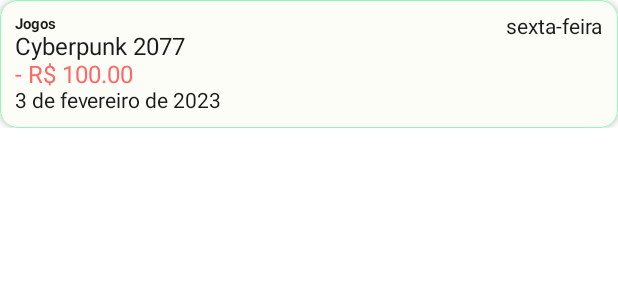
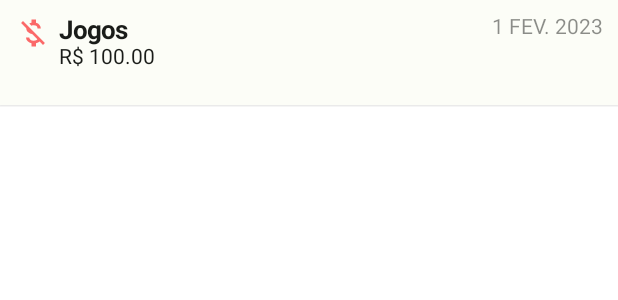
Before and after one commit to danpnx/percapita-app, an Android app built with Jetpack Compose: the @Preview function TransactionCardPreview, on a phone screen of 412 x 824 dp. Shown: the top 300 px of the screen. Run offline under Robolectric (Android 15) with nearby library versions, the phone set to English and light mode, and no system bars.

Commit message:
Adiciona tela de historico de transacoes, altera o card de transacao e adiciona utilitarios

```diff
--- a/androidApp/build.gradle.kts
+++ b/androidApp/build.gradle.kts
@@ -49,4 +49,5 @@ dependencies {
     implementation("com.google.accompanist:accompanist-pager:0.19.0")
     implementation("io.coil-kt:coil-compose:2.2.2")
     implementation("androidx.core:core-splashscreen:1.0.0")
+    implementation("androidx.compose.ui:ui-util:1.3.3")
 }
--- a/androidApp/src/main/java/br/com/percapita/android/MainActivity.kt
+++ b/androidApp/src/main/java/br/com/percapita/android/MainActivity.kt
@@ -1,8 +1,10 @@
 package br.com.percapita.android
 
+import android.os.Build
 import android.os.Bundle
 import androidx.activity.ComponentActivity
 import androidx.activity.compose.setContent
+import androidx.annotation.RequiresApi
 import androidx.compose.foundation.isSystemInDarkTheme
 import androidx.compose.foundation.shape.RoundedCornerShape
 import androidx.compose.material.*
@@ -73,6 +75,7 @@ fun MyApplicationTheme(
 }
 
 class MainActivity : ComponentActivity() {
+    @RequiresApi(Build.VERSION_CODES.O)
     override fun onCreate(savedInstanceState: Bundle?) {
         super.onCreate(savedInstanceState)
         setContent {
--- a/androidApp/src/main/java/br/com/percapita/android/components/TransactionCard.kt
+++ b/androidApp/src/main/java/br/com/percapita/android/components/TransactionCard.kt
@@ -2,28 +2,31 @@ package br.com.percapita.android.components
 
 import android.os.Build
 import androidx.annotation.RequiresApi
-import androidx.compose.foundation.BorderStroke
 import androidx.compose.foundation.layout.*
 import androidx.compose.material.MaterialTheme
-import androidx.compose.material3.Card
-import androidx.compose.material3.CardDefaults
-import androidx.compose.material3.ExperimentalMaterial3Api
-import androidx.compose.material3.Text
+import androidx.compose.material.icons.Icons
+import androidx.compose.material.icons.filled.AttachMoney
+import androidx.compose.material.icons.filled.MoneyOff
+import androidx.compose.material3.*
 import androidx.compose.runtime.Composable
 import androidx.compose.ui.Alignment
 import androidx.compose.ui.Modifier
+import androidx.compose.ui.draw.alpha
 import androidx.compose.ui.graphics.Color
+import androidx.compose.ui.graphics.RectangleShape
+import androidx.compose.ui.graphics.vector.ImageVector
+import androidx.compose.ui.text.font.FontStyle
 import androidx.compose.ui.text.font.FontWeight
 import androidx.compose.ui.tooling.preview.Preview
 import androidx.compose.ui.unit.dp
+import androidx.compose.ui.unit.sp
 import br.com.percapita.android.MyApplicationTheme
+import br.com.percapita.android.util.DateUtil.dtf
+import br.com.percapita.android.util.DateUtil.locale
 import br.com.percapita.enums.TransactionCategory
 import br.com.percapita.model.FinancialTransaction
-import java.time.DayOfWeek
 import java.time.Month
-import java.time.format.DateTimeFormatter
 import java.time.format.TextStyle
-import java.util.*
 
 /**
  * @project PerCapita
@@ -38,83 +41,90 @@ fun TransactionCard(
     onTransactionClick: () -> Unit
 ) {
     Card(
-        shape = CardDefaults.outlinedShape,
-        modifier = Modifier.fillMaxWidth(),
-        elevation = CardDefaults.cardElevation(3.dp),
+        modifier = Modifier.fillMaxWidth().padding(bottom = 1.dp),
+        elevation = CardDefaults.cardElevation(2.dp),
         colors = CardDefaults.cardColors(MaterialTheme.colors.surface),
-        border = BorderStroke(0.1.dp, MaterialTheme.colors.secondaryVariant),
-        onClick = onTransactionClick
+        onClick = onTransactionClick,
+        shape = RectangleShape
     ) {
-        val transactionStr = transactionValueStr(
-            transaction.transactionCategory,
-            transaction.transactionValue
-        )
+        val icon = getIcon(transaction.transactionCategory)
+        val iconColor = getIconColor(transaction.transactionCategory)
 
-        val transactionColor = transactionColorValue(transaction.transactionCategory)
+        val isDescriptionEmpty = "" == transaction.transactionDescription
 
-        val description = if(transaction.transactionDescription == "") "Transação sem descrição"
-        else transaction.transactionDescription
+        val cardHeight = if(isDescriptionEmpty) 50.dp else 65.dp
 
-        val dtf = DateTimeFormatter.ofPattern("dd/MM/yyyy")
+        val month = getMonth(transaction.transactionDate)
+        val date = java.time.LocalDate.from(dtf.parse(transaction.transactionDate))
+        val fullDate = "${date.dayOfMonth} $month ${date.year}"
 
-        val dow = DayOfWeek.from(dtf.parse(transaction.transactionDate))
-            .getDisplayName(TextStyle.FULL, Locale("pt", "BR"))
-
-        val month = Month.from(dtf.parse(transaction.transactionDate))
-            .getDisplayName(TextStyle.FULL_STANDALONE, Locale("pt", "BR"))
-
-        val date = java.time.LocalDate.from(dtf.parse(transaction.transactionDate))
-
-        val fullDate = "${date.dayOfMonth} de $month de ${date.year}"
         Row(
             horizontalArrangement = Arrangement.Start,
             verticalAlignment = Alignment.Top,
-            modifier = Modifier.padding(10.dp)
+            modifier = Modifier
+                .padding(10.dp)
+                .height(cardHeight)
         ) {
-            Column() {
+            Icon(
+                imageVector = icon,
+                contentDescription = "Ícone de transação",
+                modifier = Modifier.padding(end = 5.dp),
+                tint = iconColor
+            )
+
+            Column {
                 Text(
                     text = transaction.tagName,
                     color = MaterialTheme.colors.onSurface,
-                    fontSize = MaterialTheme.typography.overline.fontSize,
-                    fontStyle = MaterialTheme.typography.overline.fontStyle,
-                    fontWeight = FontWeight.Bold
+                    fontSize = 17.sp,
+                    fontStyle = FontStyle.Normal,
+                    fontWeight = FontWeight.Bold,
+                    modifier = Modifier.paddingFromBaseline(bottom = 1.dp)
                 )
+                if(!isDescriptionEmpty) {
+                    Text(
+                        text = transaction.transactionDescription,
+                        color = MaterialTheme.colors.onSurface,
+                        fontSize = 14.sp,
+                        fontStyle = FontStyle.Normal,
+                        modifier = Modifier.paddingFromBaseline(bottom = 1.dp)
+                    )
+                }
                 Text(
-                    text = description,
+                    text = "R$ ${transaction.transactionValue}",
                     color = MaterialTheme.colors.onSurface,
-                    fontSize = MaterialTheme.typography.body1.fontSize,
-                    fontStyle = MaterialTheme.typography.body1.fontStyle
-                )
-                Text(
-                    text = transactionStr,
-                    color = transactionColor,
-                    fontSize = MaterialTheme.typography.body1.fontSize,
-                    fontStyle = MaterialTheme.typography.body1.fontStyle
-                )
-                Text(
-                    text = fullDate,
-                    color = MaterialTheme.colors.onSurface,
-                    fontSize = MaterialTheme.typography.body2.fontSize,
-                    fontStyle = MaterialTheme.typography.body2.fontStyle
+                    fontSize = 14.sp,
+                    fontStyle = MaterialTheme.typography.body1.fontStyle,
                 )
             }
+
             Spacer(modifier = Modifier.weight(1f))
-            Text(text = dow, color = MaterialTheme.colors.onSurface)
+
+            Text(
+                text = fullDate,
+                color = MaterialTheme.colors.onSurface,
+                fontSize = 14.sp,
+                fontStyle = FontStyle.Normal,
+                modifier = Modifier.paddingFromBaseline(bottom = 1.dp).alpha(0.5f)
+            )
         }
     }
 }
 
-fun transactionColorValue(transactionCategory: TransactionCategory): Color {
+fun getIcon(transactionCategory: TransactionCategory): ImageVector {
+    return if(transactionCategory == TransactionCategory.RECEIPT) Icons.Filled.AttachMoney
+    else Icons.Filled.MoneyOff
+}
+
+@RequiresApi(Build.VERSION_CODES.O)
+fun getMonth(date: String): String {
+    return Month.from(dtf.parse(date))
+        .getDisplayName(TextStyle.SHORT, locale).uppercase()
+}
+
+fun getIconColor(transactionCategory: TransactionCategory): Color {
     return if(transactionCategory == TransactionCategory.RECEIPT) return Color(0xFF45C232)
     else Color(0xFFFB6969)
-}
-
-fun transactionValueStr(
-    transactionCategory: TransactionCategory,
-    transactionValue: String
-): String {
-    return if(transactionCategory == TransactionCategory.valueOf("RECEIPT")) "+ R$ $transactionValue"
-    else "- R$ $transactionValue"
 }
 
 @RequiresApi(Build.VERSION_CODES.O)
@@ -125,8 +135,8 @@ fun TransactionCardPreview() {
         "1",
         "100.00",
         TransactionCategory.PAYMENT,
-        "03/02/2023",
-        "Cyberpunk 2077",
+        "01/02/2023",
+        "",
         "Jogos",
         listOf()
     )
@@ -143,7 +153,7 @@ fun TransactionCardPreviewDark() {
         "2",
         "200.00",
         TransactionCategory.RECEIPT,
-        "03/02/2023",
+        "04/02/2023",
         "Venda de móvel",
         "Vendas",
         listOf()
--- a/androidApp/src/main/java/br/com/percapita/android/navigation/Route.kt
+++ b/androidApp/src/main/java/br/com/percapita/android/navigation/Route.kt
@@ -10,7 +10,7 @@ enum class Route {
     RESET_PASSWORD,
     SIGNUP,
     HOME_SCREEN,
-    TRANSACTION_HISTORY,
+    HISTORY,
     REPORT_SCREEN,
     PROFILE
 }
--- /dev/null
+++ b/androidApp/src/main/java/br/com/percapita/android/util/DateUtil.kt
@@ -0,0 +1,13 @@
+package br.com.percapita.android.util
+
+import android.os.Build
+import androidx.annotation.RequiresApi
+import java.text.DateFormatSymbols
+import java.time.format.DateTimeFormatter
+import java.util.*
+
+object DateUtil {
+    @RequiresApi(Build.VERSION_CODES.O)
+    val dtf: DateTimeFormatter = DateTimeFormatter.ofPattern("dd/MM/yyyy")
+    val locale = Locale("pt", "BR")
+}
```
Also changed, not shown: androidApp/src/main/java/br/com/percapita/android/components/BottomBar.kt (+6 -6 lines), androidApp/src/main/java/br/com/percapita/android/navigation/Navigator.kt (+9 -1 lines), androidApp/src/main/java/br/com/percapita/android/screens/history/HistoryScreen.kt (added, +123 -0 lines), androidApp/src/main/java/br/com/percapita/android/util/Lists.kt (added, +99 -0 lines).
